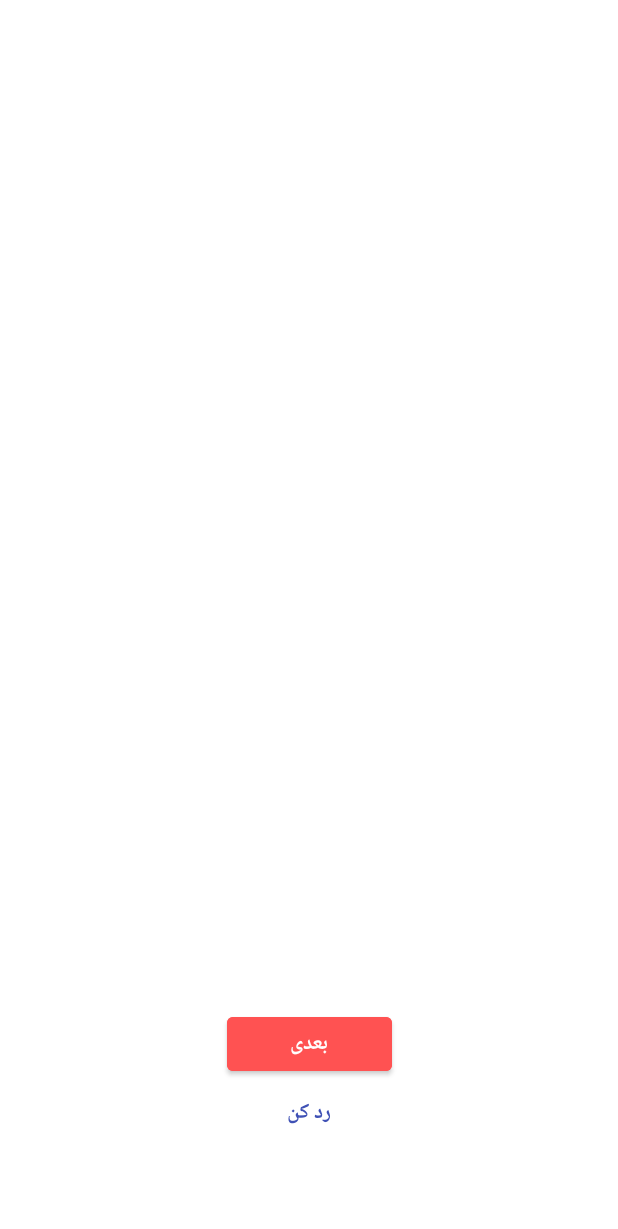
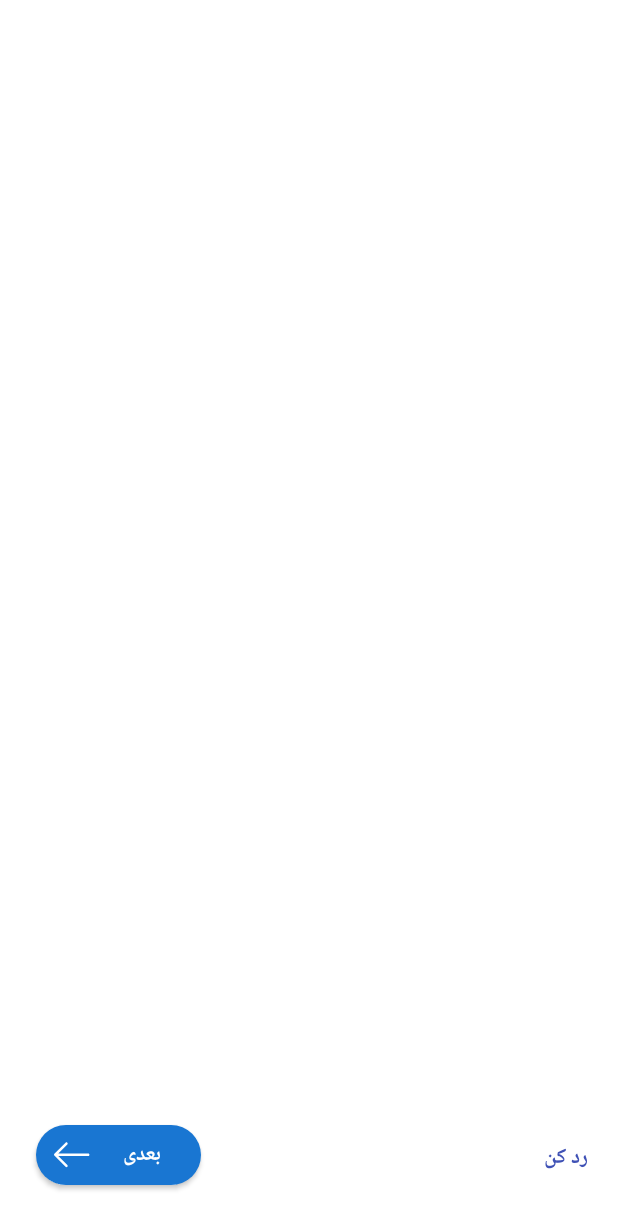
Before and after one commit to ghost1372/Circulars, an Android app: the layout intro_activity.xml on its own in the app's theme, with its tools: preview values and no code run, on a phone screen of 412 x 824 dp. Shown: the top 1229 px of the screen. Run offline under Robolectric (Android 15) with nearby library versions, the phone set to English and light mode, and no system bars.

Commit message:
افزودن صفحه معرفی

```diff
--- a/app/build.gradle
+++ b/app/build.gradle
@@ -80,4 +80,7 @@ dependencies {
     implementation 'com.pushpole.android:pushsdk:1.7.0'
 
     implementation 'org.jsoup:jsoup:1.12.2'
+
+    implementation 'com.facebook.fresco:fresco:2.1.0'
+
 }
--- a/app/src/main/AndroidManifest.xml
+++ b/app/src/main/AndroidManifest.xml
@@ -10,6 +10,7 @@
     <uses-permission android:name="android.permission.ACCESS_WIFI_STATE" />
     <application
         android:name=".Helper.App"
+        android:largeHeap="true"
         android:allowBackup="true"
         android:icon="@drawable/appicon"
         android:label="@string/app_name"
--- a/app/src/main/java/ir/mahdi/circulars/Helper/App.kt
+++ b/app/src/main/java/ir/mahdi/circulars/Helper/App.kt
@@ -3,6 +3,7 @@ package ir.mahdi.circulars.Helper
 import android.content.Context
 import androidx.multidex.MultiDex
 import androidx.multidex.MultiDexApplication
+import com.facebook.drawee.backends.pipeline.Fresco
 import io.github.inflationx.calligraphy3.CalligraphyConfig
 import io.github.inflationx.calligraphy3.CalligraphyInterceptor
 import io.github.inflationx.viewpump.ViewPump
@@ -21,6 +22,7 @@ class App : MultiDexApplication() {
                 )
                 .build()
         )
+        Fresco.initialize(this)
     }
 
     override fun attachBaseContext(base: Context?) {
--- a/app/src/main/res/layout/intro_activity.xml
+++ b/app/src/main/res/layout/intro_activity.xml
@@ -1,5 +1,6 @@
 <?xml version="1.0" encoding="utf-8"?>
 <androidx.constraintlayout.widget.ConstraintLayout xmlns:android="http://schemas.android.com/apk/res/android"
+    xmlns:tools="http://schemas.android.com/tools"
     android:layout_width="match_parent"
     android:layout_height="match_parent"
     xmlns:app="http://schemas.android.com/apk/res-auto">
@@ -7,28 +8,31 @@
     android:layout_width="wrap_content"
     android:layout_height="wrap_content"
     android:id="@+id/textSkipIntro"
-    android:layout_marginBottom="70dp"
+    android:layout_marginBottom="40dp"
+    android:layout_marginRight="20dp"
     android:text="@string/sliderSkip"
     android:textColor="@color/vcolorPrimary"
     android:textSize="14sp"
     android:textStyle="bold"
     app:layout_constraintBottom_toBottomOf="parent"
-    app:layout_constraintEnd_toEndOf="parent"
-    app:layout_constraintStart_toStartOf="parent"/>
+    app:layout_constraintEnd_toEndOf="parent"/>
 
     <com.google.android.material.button.MaterialButton
         android:layout_width="wrap_content"
         android:layout_height="wrap_content"
         android:id="@+id/buttonNext"
-        android:layout_marginBottom="10dp"
+        android:layout_marginBottom="30dp"
+        android:layout_marginLeft="20dp"
+        android:layout_marginStart="20dp"
         android:minWidth="110dp"
         android:text="@string/sliderNext"
         android:textSize="14sp"
         android:textStyle="bold"
-        android:backgroundTint="@color/vcolorAccent"
-        app:layout_constraintBottom_toTopOf="@+id/textSkipIntro"
-        app:layout_constraintEnd_toEndOf="parent"
-        app:layout_constraintStart_toStartOf="parent"/>
+        app:icon="@drawable/ic_arrow_left"
+        android:background="@drawable/btn_rounded_primary"
+        app:layout_constraintBottom_toBottomOf="parent"
+        app:layout_constraintStart_toStartOf="parent"
+        tools:ignore="MissingConstraints" />
 <LinearLayout
     android:layoutDirection="rtl"
     android:layout_width="match_parent"
--- a/app/src/main/res/layout/slider_item_container.xml
+++ b/app/src/main/res/layout/slider_item_container.xml
@@ -5,12 +5,11 @@
     android:layout_height="match_parent"
     android:orientation="vertical"
     android:padding="15dp">
-<androidx.appcompat.widget.AppCompatImageView
+<com.facebook.drawee.view.SimpleDraweeView
     android:id="@+id/imageSlideIcon"
     android:layout_width="match_parent"
     android:layout_height="0dp"
-    android:layout_weight="1"
-    android:contentDescription="app name"/>
+    android:layout_weight="1" />
 
     <com.google.android.material.textview.MaterialTextView
         android:layout_width="match_parent"
```
Also changed, not shown: app/src/main/java/ir/mahdi/circulars/Adapter/IntroSliderAdapter.kt (+3 -4 lines), app/src/main/java/ir/mahdi/circulars/Helper/Prefs.kt (+6 -6 lines), app/src/main/java/ir/mahdi/circulars/IntroActivity.kt (+12 -12 lines).
